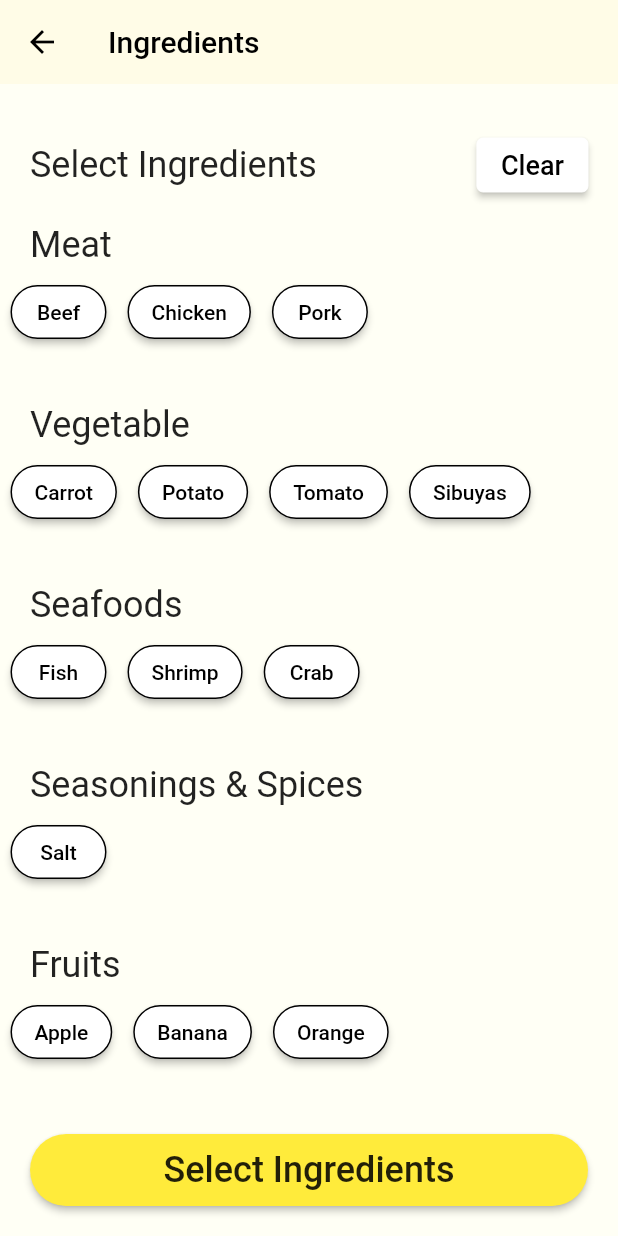
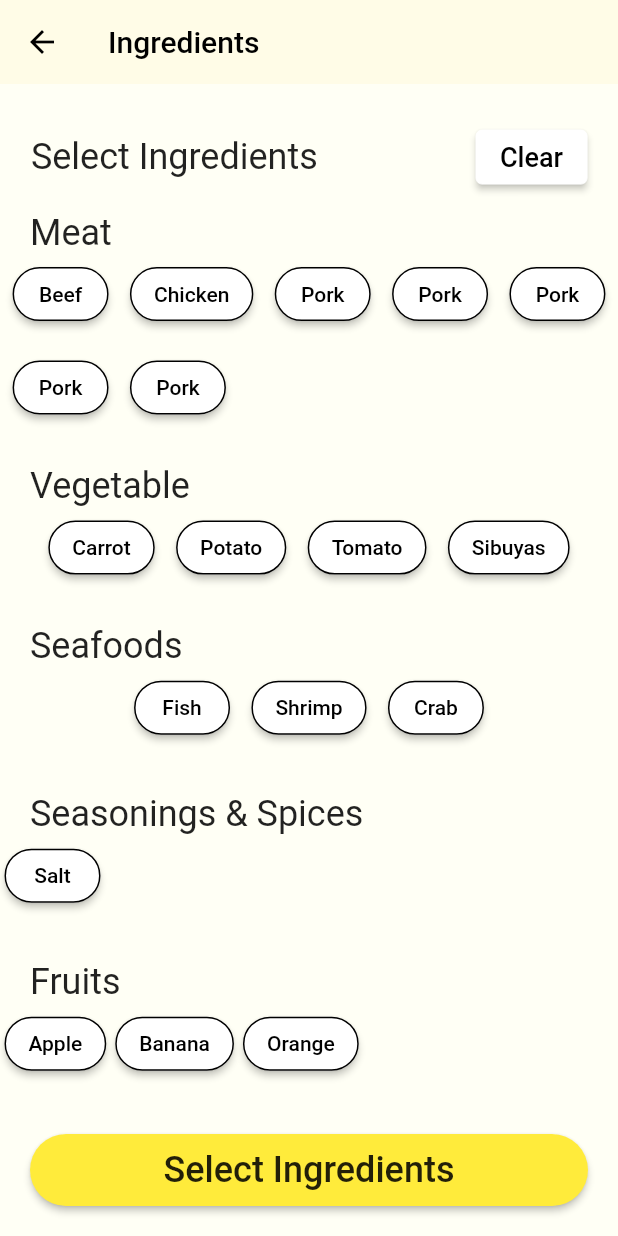
Before and after one commit to Alessa-Gillespie/Kusina-App, a Flutter app: the IngredientsPageScreen screen opened by its route, on a phone screen of 412 x 824 dp. Run offline on Flutter 3.47's test engine with Material 2 defaults, Android fonts, the phone set to English and light mode, and no system bars; our stand-ins replace font_awesome_flutter, google_fonts.

Commit message:
Used MediaQuery in Ingredients Page

```diff
--- a/lib/main.dart
+++ b/lib/main.dart
@@ -40,10 +40,12 @@ Sets text to black color
 
 
 import 'package:provider/provider.dart';
+import 'package:kusina_app_v3/stateManagement/buttons.dart';
+
 import 'package:flutter/material.dart';
 import 'package:flutter/services.dart'; // (^0)
 import 'package:kusina_app_v3/routes//app_routes.dart';
-import 'package:kusina_app_v3/stateManagement/buttons.dart';
+
 import 'package:kusina_app_v3/styles.dart';
 import 'package:google_fonts/google_fonts.dart';
 
--- a/lib/screens/ingredients_page_screen.dart
+++ b/lib/screens/ingredients_page_screen.dart
@@ -88,7 +88,7 @@ class _ingredientsPageScreenState extends State<IngredientsPageScreen> {
   Widget _buildIngredientButtons(String label, int index) {
     MediaQueryData mediaQueryData = MediaQuery.of(context);
     return Padding(
-      padding: EdgeInsets.all(7), // Spacing
+      padding: EdgeInsets.all(3), // Spacing
       child: ElevatedButton(
         onPressed: () {
           // Get the Buttons instance
@@ -142,63 +142,69 @@ class _ingredientsPageScreenState extends State<IngredientsPageScreen> {
 
   @override
   Widget build(BuildContext context) {
-    // mediaQueryData = MediaQuery.of(context);
+    var screenSize = MediaQuery.of(context).size; // Get the screen size
+
     return Scaffold(
       appBar: AppBar(
         title: Text('Ingredients'),
       ),
       body: SafeArea(
-        child: SingleChildScrollView( // Making Widget below it scrollable.
+        child: SingleChildScrollView(
           child: Column(
             children: <Widget>[
-              SizedBox(height: 30), // Adjust the height as needed
+              SizedBox(height: screenSize.height * 0.03), // Use a percentage of the screen height
               Row(
-                mainAxisAlignment: MainAxisAlignment.spaceBetween, // MainAxisAlignment.spaceBetween value means that the free space is evenly distributed between the children.
+                mainAxisAlignment: MainAxisAlignment.spaceBetween,
                 children: <Widget>[
                   Padding(
-                    padding: EdgeInsets.only(left: 20), // To adjust "Select Ingredients" Header away from the left side)
+                    padding: EdgeInsets.only(left: screenSize.width * 0.05), // Use a percentage of the screen width
                     child: Text(
                       'Select Ingredients',
                       style: TextStyle(fontSize: 24),
                     ),
                   ),
                   Padding(
-                    padding: EdgeInsets.only(right: 20), // To adjust "Clear" button away from the left side
+                    padding: EdgeInsets.only(right: screenSize.width * 0.05), // Use a percentage of the screen width
                     child: ElevatedButton(
                       onPressed: () {
-                        // Get the Buttons instance
                         final buttons = context.read<ButtonsModel>();
-
-                        // Set all elements in filters and ingredients to Colors.white
                         buttons.clearFilters();
                         buttons.clearIngredients();
                       },
                       child: Text(
                         'Clear',
-                        style: TextStyle(fontSize: 18), // Increase text size
+                        style: TextStyle(fontSize: 18),
                       ),
                       style: ElevatedButton.styleFrom(
-                        backgroundColor: Colors.white, // background color
-                        foregroundColor: Colors.black, // text color
-                        // shadowColor: Colors.transparent, // shadow color
-                        side: BorderSide(color: Colors.white, width: 0), // border color and width
+                        backgroundColor: Colors.white,
+                        foregroundColor: Colors.black,
+                        side: BorderSide(color: Colors.white, width: 0),
                       ),
                     ),
                   ),
                 ],
               ),
-              SizedBox(height: 15), // Adjust the height for empty space as needed
+              SizedBox(height: screenSize.height * 0.015), // Use a percentage of the screen height
               _buildIngredientCategoryName(context, 'Meat'),
-              Row( // List of Buttons per Row
-                  children: <Widget>[
-                    _buildIngredientButtons('Beef', 0),
-                    _buildIngredientButtons('Chicken', 1),
-                    _buildIngredientButtons('Pork', 2),
-                    ],
+              Wrap( // Use Wrap instead of Row for the list of buttons
+                alignment: WrapAlignment.start,
+                spacing: screenSize.width * 0.02, // Space between children in the main axis
+                runSpacing: screenSize.height * 0.01, // Space between children in the cross axis
+                children: <Widget>[
+                  _buildIngredientButtons('Beef', 0),
+                  _buildIngredientButtons('Chicken', 1),
+                  _buildIngredientButtons('Pork', 2),
+                  _buildIngredientButtons('Pork', 2),
+                  _buildIngredientButtons('Pork', 2),
+                  _buildIngredientButtons('Pork', 2),
+                  _buildIngredientButtons('Pork', 2),
+                ],
               ),
-              SizedBox(height: 30),
+              SizedBox(height: screenSize.height * 0.03), // Use a percentage of the screen height
               _buildIngredientCategoryName(context, 'Vegetable'),
-              Row( // List of Buttons per Row
+              Wrap( // Use Wrap instead of Row for the list of buttons
+                spacing: screenSize.width * 0.02, // Space between children in the main axis
+                runSpacing: screenSize.height * 0.01, // Space between children in the cross axis
                 children: <Widget>[
                   _buildIngredientButtons('Carrot', 3),
                   _buildIngredientButtons('Potato', 4),
@@ -206,9 +212,11 @@ class _ingredientsPageScreenState extends State<IngredientsPageScreen> {
                   _buildIngredientButtons('Sibuyas', 13),
                 ],
               ),
-              SizedBox(height: 30),
+              SizedBox(height: screenSize.height * 0.03), // Use a percentage of the screen height
               _buildIngredientCategoryName(context, 'Seafoods'),
-              Row( // List of Buttons per Row
+              Wrap( // Use Wrap instead of Row for the list of buttons
+                spacing: screenSize.width * 0.02, // Space between children in the main axis
+                runSpacing: screenSize.height * 0.01, // Space between children in the cross axis
                 children: <Widget>[
                   _buildIngredientButtons('Fish', 6),
                   _buildIngredientButtons('Shrimp', 7),
--- a/lib/stateManagement/buttons.dart
+++ b/lib/stateManagement/buttons.dart
@@ -22,6 +22,11 @@ class ButtonsModel extends ChangeNotifier {
     Colors.white, // (8UT23)
     Colors.white, // (8UT23)
   ];
+
+  void updateIngredientsButton(int index, Color color) {
+    ingredients[index] = color;
+    notifyListeners();
+  }
 
   List<Color> filters = [
     // Note in DART, list indices start at 0
@@ -68,10 +73,6 @@ class ButtonsModel extends ChangeNotifier {
     notifyListeners();
   }
 
-  void updateIngredientsButton(int index, Color color) {
-    ingredients[index] = color;
-    notifyListeners();
-  }
 
   void removeFromMissingIngredientsBank(String ingredient) {
     missingIngredientsBank.remove(ingredient);
```
Also changed, not shown: pubspec.lock.
